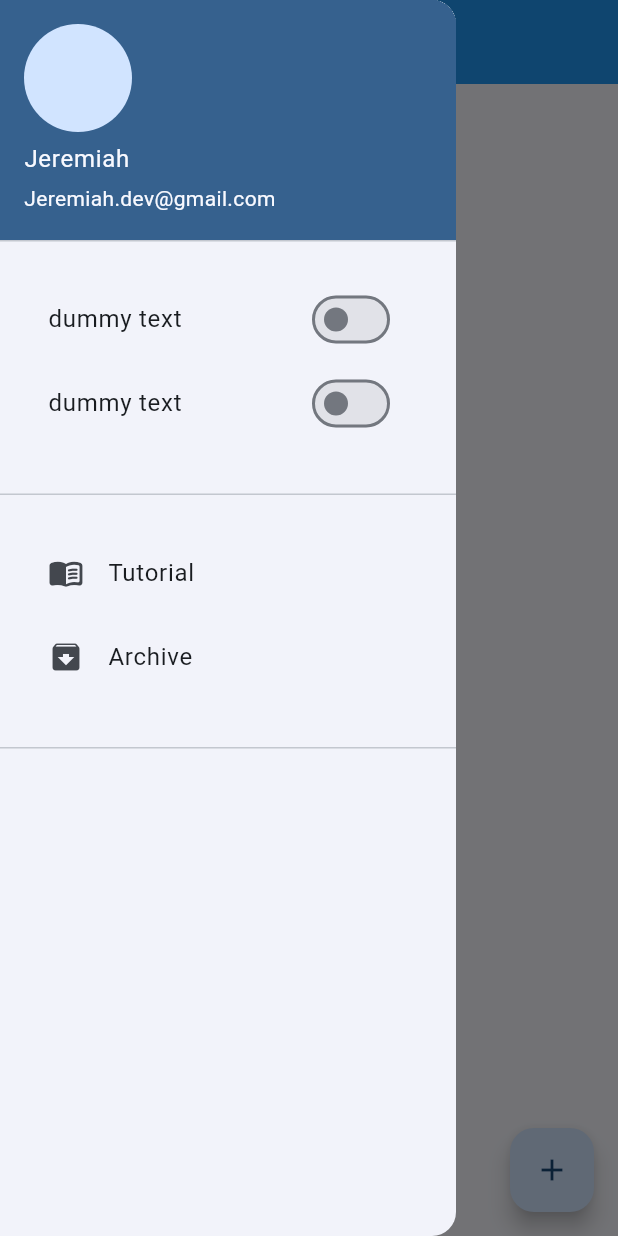
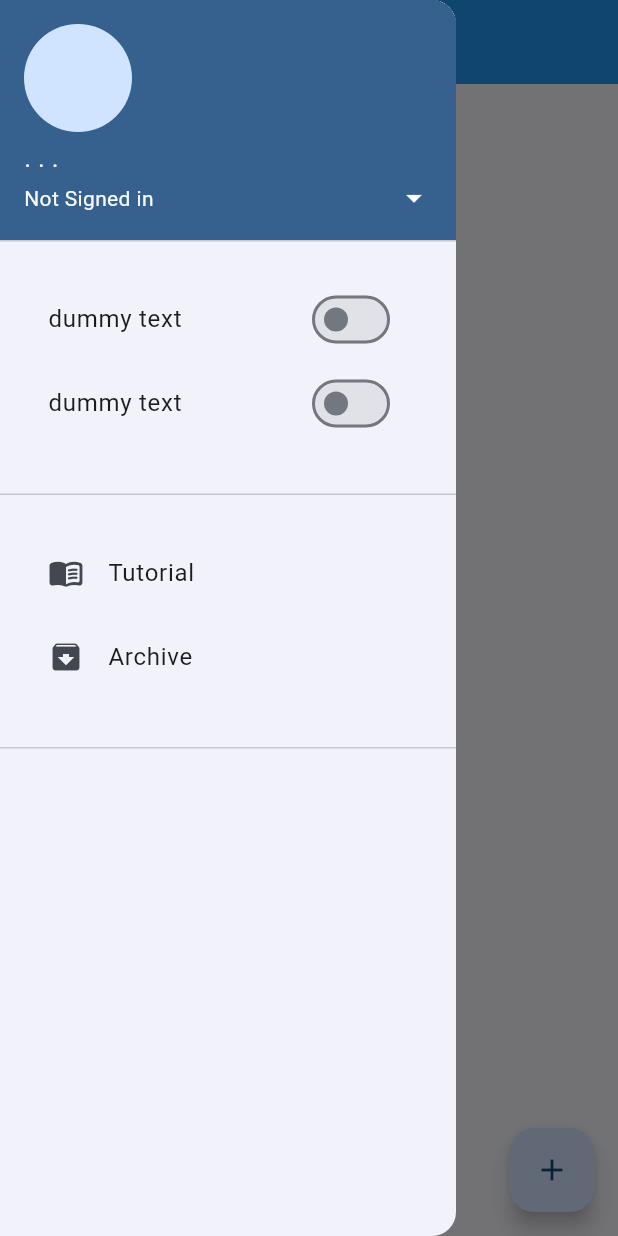
Before and after one commit to H11TM4N/notes_app, a Flutter app: the screen it shows after launch, with the side drawer open, on a phone screen of 412 x 824 dp. Run offline on Flutter 3.47's test engine with Material 2 defaults, Android fonts, the phone set to English and light mode, and no system bars; our stand-ins replace equatable, firebase_auth, firebase_core, flutter_bloc, flutter_slidable, shared_preferences; accounts and stored records are empty; generated files the repository leaves out were written again.

```diff
--- /dev/null
+++ b/lib/data/constants/colors.dart
@@ -0,0 +1,3 @@
+import 'dart:ui';
+
+const colorBlue = Color(0xFF1DA1F2);
--- a/lib/presentation/views/drawer.dart
+++ b/lib/presentation/views/drawer.dart
@@ -1,7 +1,10 @@
+import 'package:firebase_auth/firebase_auth.dart';
 import 'package:flutter/material.dart';
 import 'package:flutter_bloc/flutter_bloc.dart';
+import 'package:notes_app/data/utils/custom_page_route_transition.dart';
 import 'package:notes_app/logic/bloc/notes_bloc.dart';
 import 'package:notes_app/logic/bloc/notes_state.dart';
+import 'package:notes_app/presentation/screens/sign_in_screen.dart';
 
 class Kdrawer extends StatefulWidget {
   const Kdrawer({super.key});
@@ -22,11 +25,36 @@ class _KdrawerState extends State<Kdrawer> {
         return Drawer(
           child: ListView(
             children: [
-              const UserAccountsDrawerHeader(
-                accountName: Text('Jeremiah'),
-                accountEmail: Text('Jeremiah.dev@gmail.com'),
-                currentAccountPicture: CircleAvatar(),
-              ),
+              StreamBuilder<User?>(
+                  stream: FirebaseAuth.instance.authStateChanges(),
+                  builder: (context, snapshot) {
+                    if (snapshot.hasData) {
+                      final user = snapshot.data;
+                      return UserAccountsDrawerHeader(
+                        accountName: const Text('Jeremiah'),
+                        accountEmail: Text('${user!.email}'),
+                        currentAccountPicture: const CircleAvatar(),
+                        otherAccountsPictures: [
+                          IconButton(
+                            onPressed: () {},
+                            icon: const Icon(
+                              Icons.info_outline,
+                              color: Colors.black,
+                            ),
+                          ),
+                        ],
+                      );
+                    }
+                    return UserAccountsDrawerHeader(
+                      accountName: const Text('. . .'),
+                      accountEmail: const Text('Not Signed in'),
+                      currentAccountPicture: const CircleAvatar(),
+                      onDetailsPressed: () {
+                        Navigator.of(context).push(MyCustomRouteTransition(
+                            route: const SignInScreen()));
+                      },
+                    );
+                  }),
               DrawerHeader(
                 child: Column(
                   children: [
--- a/lib/presentation/views/notes_view.dart
+++ b/lib/presentation/views/notes_view.dart
@@ -85,7 +85,15 @@ class _NotesViewState extends State<NotesView> {
             ),
           );
         } else {
-          return const Text('An unexpected error occured');
+          return Column(
+            children: [
+              const Text('An unexpected error occured'),
+              TextButton(
+                onPressed: () => refreshPage(),
+                child: const Text('refresh page'),
+              )
+            ],
+          );
         }
       },
     );
--- a/pubspec.yaml
+++ b/pubspec.yaml
@@ -47,6 +47,9 @@ dependencies:
   flutter_test:
     sdk: flutter
   firebase_core: ^2.19.0
+  flutter_hooks: ^0.20.3
+  firebase_ui_auth: ^1.9.1
+  firebase_auth: ^4.11.1
 
 dev_dependencies:
 
```
Also changed, not shown: lib/presentation/pages/login_page.dart (deleted, +0 -13 lines), lib/presentation/screens/sign_in_screen.dart (added, +131 -0 lines), lib/presentation/screens/sign_up_screen.dart (added, +126 -0 lines), lib/presentation/widgets/elevated_button.dart (added, +28 -0 lines), pubspec.lock, 5 other files.
